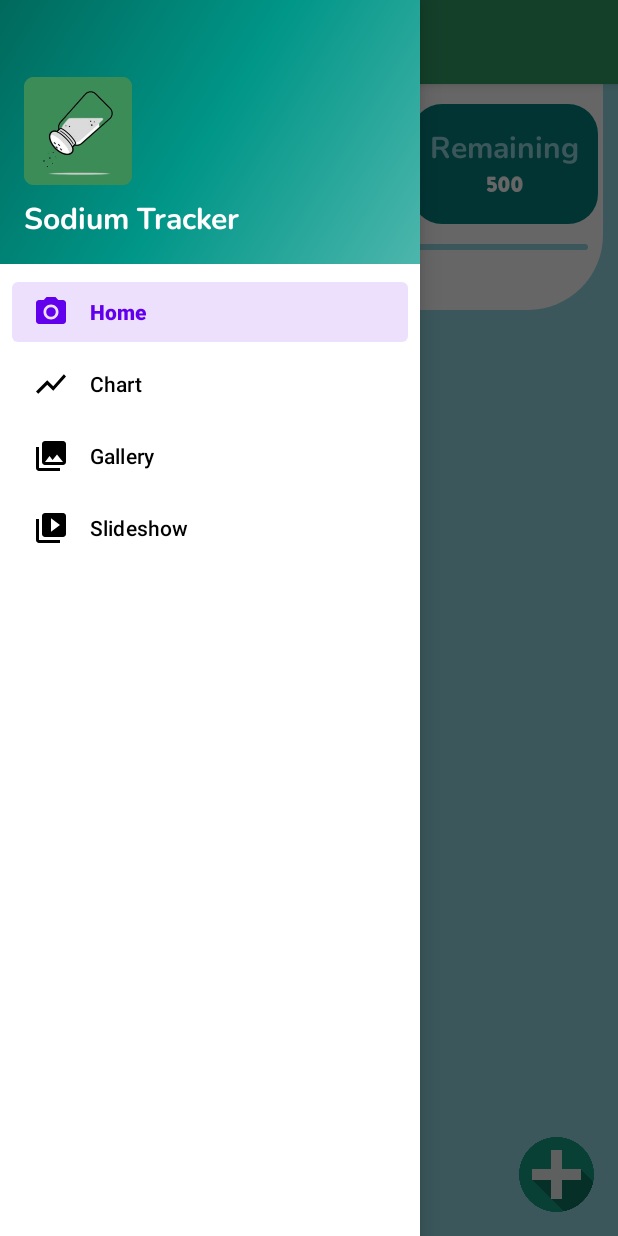
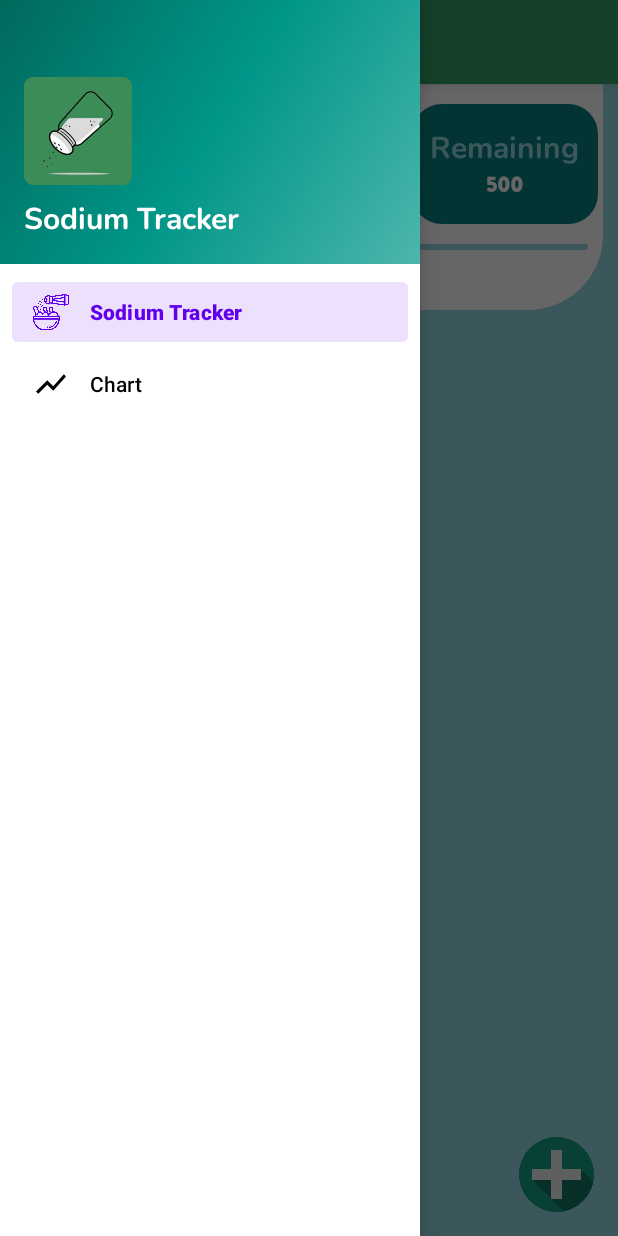
Before and after one commit to hadiHome/Sodium-Tracker, an Android app: the screen it shows after launch (MainActivity), with the side drawer open, on a phone screen of 412 x 824 dp. Run offline under Robolectric (Android 15) with nearby library versions, the phone set to English and light mode, and no system bars; our stand-ins replace AdMob, Room's generated code, navigation-ui; 1 statement that could not run was skipped.

Commit message:
سبيسب

```diff
--- a/app/src/main/res/menu/activity_main_drawer.xml
+++ b/app/src/main/res/menu/activity_main_drawer.xml
@@ -6,22 +6,21 @@
     <group android:checkableBehavior="single">
         <item
             android:id="@+id/nav_home"
-            android:icon="@drawable/ic_menu_camera"
-            android:title="@string/menu_home" />
+            android:icon="@drawable/sodium"
+            android:title="Sodium Tracker" />
         <item
             android:id="@+id/nav_data_chart"
             android:icon="@drawable/ic_baseline_show_chart_24"
             android:title="@string/chart" />
-        <item
-            android:id="@+id/nav_gallery"
-            android:icon="@drawable/ic_menu_gallery"
-            android:title="@string/menu_gallery" />
-        <item
-            android:id="@+id/nav_slideshow"
-            android:icon="@drawable/ic_menu_slideshow"
-            android:title="@string/menu_slideshow" />
-            android:icon="@drawable/sodium"
-            android:title="Sodium Tracker" />
+<!--        <item-->
+<!--            android:id="@+id/nav_gallery"-->
+<!--            android:icon="@drawable/ic_menu_gallery"-->
+<!--            android:title="@string/menu_gallery" />-->
+<!--        <item-->
+<!--            android:id="@+id/nav_slideshow"-->
+<!--            android:icon="@drawable/ic_menu_slideshow"-->
+<!--            android:title="@string/menu_slideshow" />-->
+
 <!--        <item-->
 <!--            android:id="@+id/nav_gallery"-->
 <!--            android:icon="@drawable/ic_menu_gallery"-->
```
